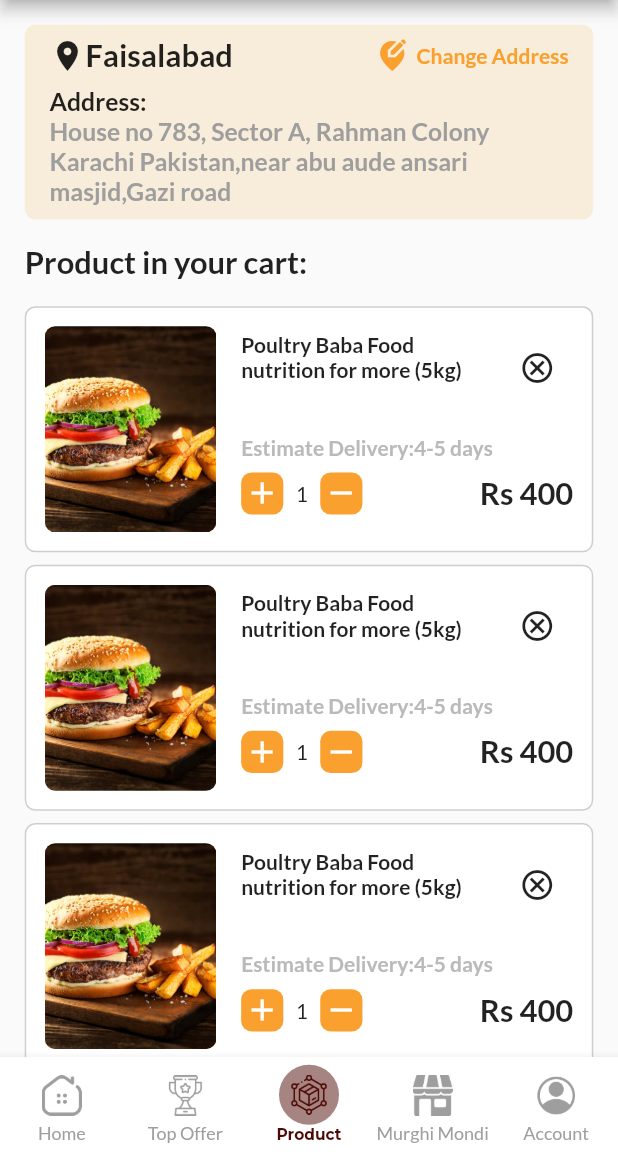
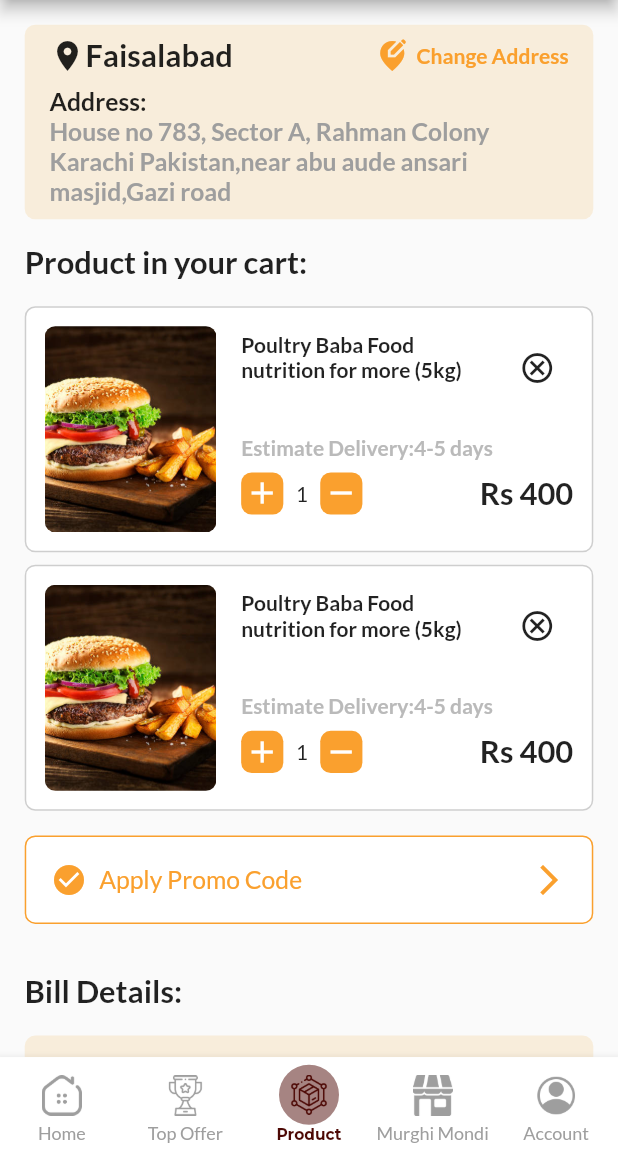
Before and after one commit to talha828/Poultry-Baba-screen, a Flutter app: the screen it shows after launch, item 3 of the bottom bar chosen, on a phone screen of 412 x 824 dp, the part 84-1236 px from its top. Run offline on Flutter 3.47's test engine with Material 2 defaults, Android fonts, the phone set to English and light mode, and no system bars; our stand-ins replace google_fonts.

Commit message:
first commit

```diff
--- a/lib/view/cart_screen.dart
+++ b/lib/view/cart_screen.dart
@@ -1,6 +1,7 @@
 import 'package:flutter/material.dart';
 import 'package:poutry_baba_screen/const/constant.dart';
 
+import '../components/button.dart';
 import '../generated/assets.dart';
 
 class CartScreen extends StatefulWidget {
@@ -79,7 +80,88 @@
               }, separatorBuilder: (context,index){
                 return SizedBox(height: width * 0.02,);
 
-              }, itemCount: 10)
+              }, itemCount: 2),
+              InkWell(
+                onTap: (){
+                  setState(() {
+
+                  });
+                },
+                child: Container(
+                  decoration: BoxDecoration(
+                      color: Colors.white,
+                      border: Border.all(color:appMainColor1),
+                      borderRadius: BorderRadius.circular(7)
+                  ),
+                  margin: EdgeInsets.symmetric(vertical: width * 0.04),
+                  padding: EdgeInsets.symmetric(vertical: width * 0.04,horizontal: width * 0.04),
+                  child:Row(
+                    children: [
+                      Icon(Icons.check_circle,color:appMainColor1),
+                      SizedBox(width: width * 0.02,),
+                      Text("Apply Promo Code",style: TextStyle(fontSize: width * 0.04,color:appMainColor1),),
+                      const Spacer(),
+                      Icon(Icons.arrow_forward_ios_outlined,color:appMainColor1),
+                    ],
+                  ),
+                ),
+              ),
+              Padding(
+                padding: EdgeInsets.symmetric(vertical: width * 0.04),
+                child: Text("Bill Details:",textAlign: TextAlign.start,style: TextStyle(fontWeight: FontWeight.bold,fontSize: width * 0.05),),
+              ),
+              Container(
+                padding: EdgeInsets.symmetric(vertical: width * 0.04,horizontal: width * 0.04),
+                decoration: BoxDecoration(
+                  borderRadius: BorderRadius.circular(7),
+                  color: titleBackgroundColor,
+                ),
+                child:Column(
+                  children: [
+                    Padding(
+                      padding: EdgeInsets.symmetric(vertical: width * 0.01),
+                      child: Row(
+                        children: [
+                          Text("SubTotal:"),
+                          Spacer(),
+                          Text("Rs 400",style: TextStyle(fontWeight: FontWeight.bold),)
+                        ],
+                      ),
+                    ),
+                    Padding(
+                      padding: EdgeInsets.symmetric(vertical: width * 0.01),
+                      child: Row(
+                        children: [
+                          Text("Discount:"),
+                          Spacer(),
+                          Text("Rs 400",style: TextStyle(fontWeight: FontWeight.bold),)
+                        ],
+                      ),
+                    ),
+                    Padding(
+                      padding: EdgeInsets.symmetric(vertical: width * 0.01),
+                      child: Row(
+                        children: [
+                          Text("Delivery Charges:"),
+                          Spacer(),
+                          Text("Free",style: TextStyle(fontWeight: FontWeight.bold),)
+                        ],
+                      ),
+                    ),
+                    Padding(
+                      padding: EdgeInsets.symmetric(vertical: width * 0.01),
+                      child: Row(
+                        children: [
+                          Text("Total Amount:",style: TextStyle(fontWeight: FontWeight.bold,fontSize: width * 0.05,color: appMainColor3),),
+                          Spacer(),
+                          Text("Rs 400",style: TextStyle(fontWeight: FontWeight.bold,fontSize: width * 0.05,color: appMainColor3),)
+                        ],
+                      ),
+                    ),
+                  ],
+                ) ,
+              ),
+              Button(onTap: (){}, width: width, label: "Place Order"),
             ],
           ),
         ),
```
